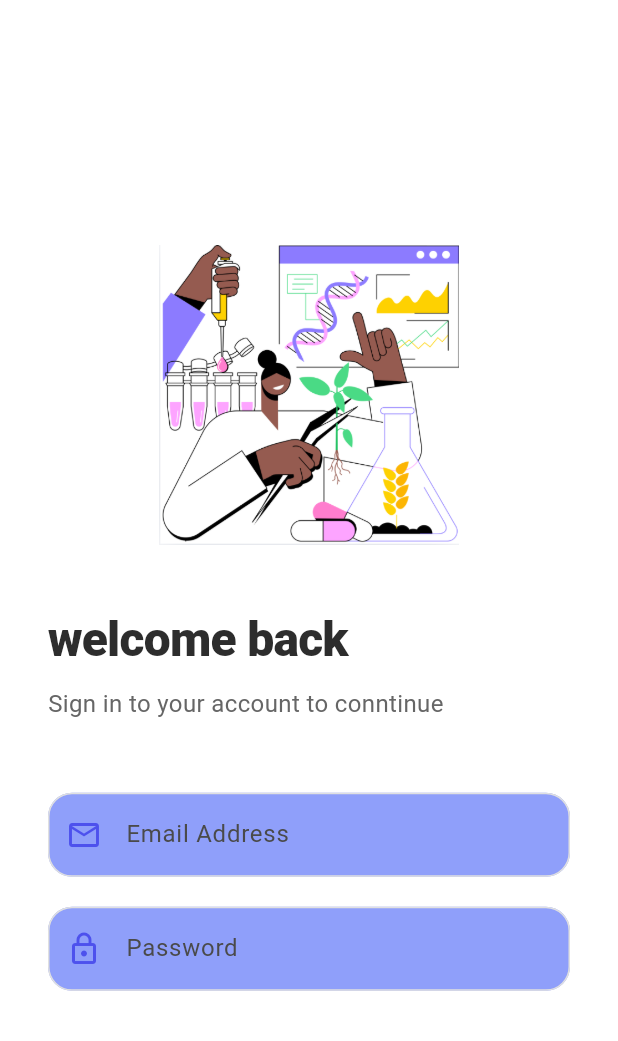
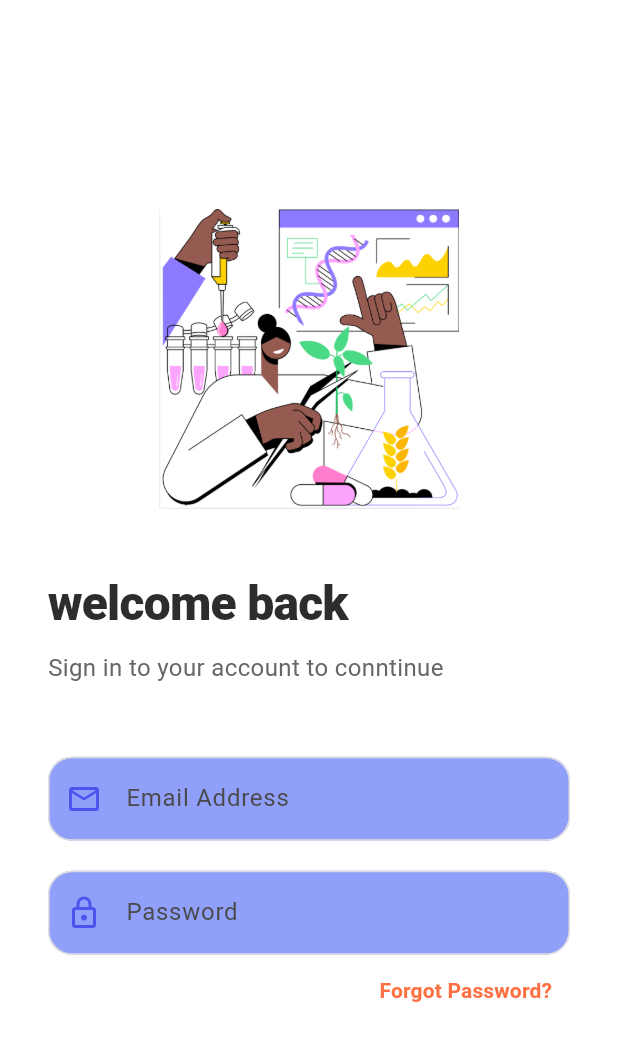
Before and after one commit to hanifatulnadiva/Navigation_0203, a Flutter app: the LoginPage widget shown alone on an empty page, opened directly, on a phone screen of 412 x 824 dp. Shown: the top 1041 px of the screen. Run offline on Flutter 3.47's test engine with Material 3 defaults, Android fonts, the phone set to English and light mode, and no system bars.

Commit message:
add text forgot password

```diff
--- a/lib/auth/login.dart
+++ b/lib/auth/login.dart
@@ -133,6 +133,21 @@ class _LoginPageState extends State<LoginPage> {
                         return null;
                       },
                     ),
+                    Align(
+                      alignment:Alignment.centerRight,
+                      child: TextButton(
+                        onPressed: (){},
+                      style:TextButton.styleFrom(
+                        foregroundColor: MainLayout.accentOrange),
+
+                      child:const Text(
+                        'Forgot Password?',
+                        style: TextStyle(
+                          fontWeight: FontWeight.w600
+                        ),
+                      )
+                      ),
+                    )
                   ],
                 ),
               ),
```
